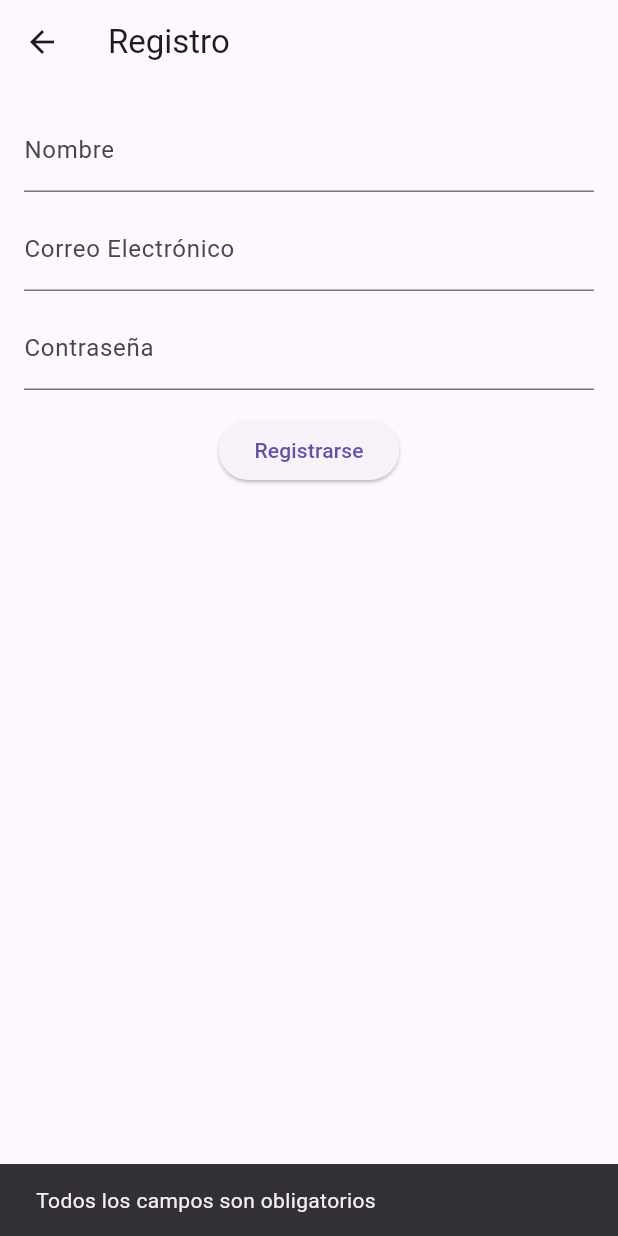
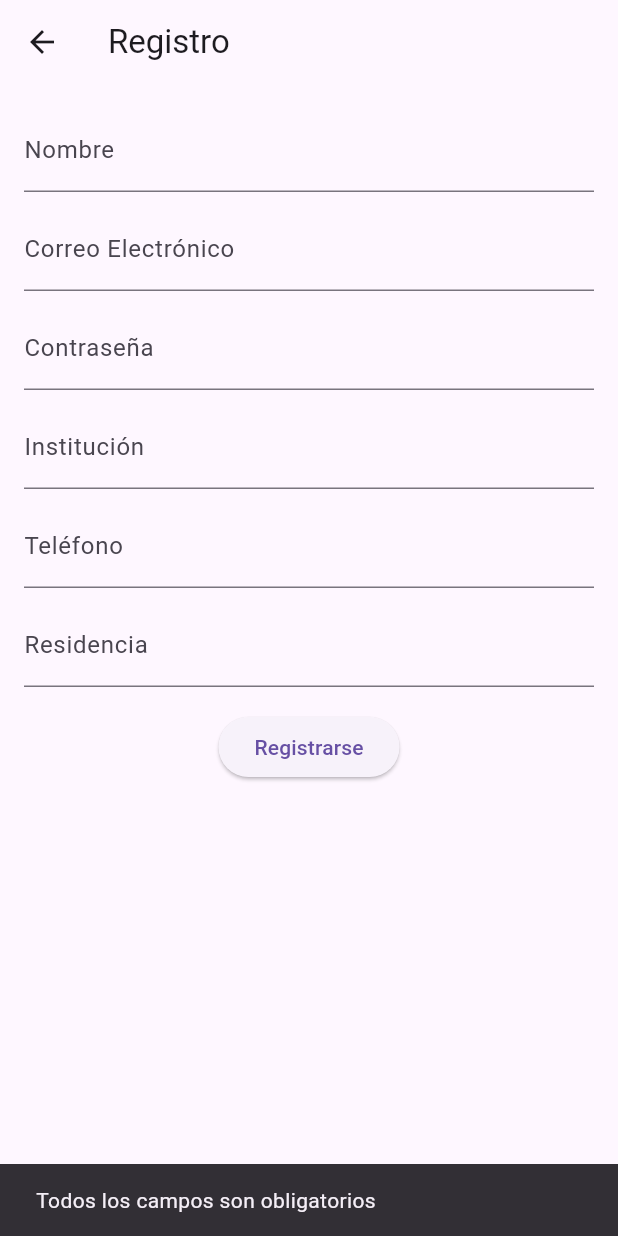
Before and after one commit to Frodomos1409/Directorios_flutter, a Flutter app: the RegisterScreen screen opened directly, after a tap on "Registrarse", on a phone screen of 412 x 824 dp. Run offline on Flutter 3.47's test engine with Material 3 defaults, Android fonts, the phone set to English and light mode, and no system bars.

Commit message:
No la caguen

```diff
--- a/lib/screens/register_screen.dart
+++ b/lib/screens/register_screen.dart
@@ -6,15 +6,26 @@ class RegisterScreen extends StatelessWidget {
   final TextEditingController nombreController = TextEditingController();
   final TextEditingController emailController = TextEditingController();
   final TextEditingController passwordController = TextEditingController();
+  final TextEditingController institutionController = TextEditingController();
+  final TextEditingController phoneController = TextEditingController();
+  final TextEditingController residenceController = TextEditingController();
 
   void _register(BuildContext context) async {
     final nombre = nombreController.text.trim();
     final email = emailController.text.trim();
-    final password = passwordController.text;
+    final password = passwordController.text.trim();
+    final institution = institutionController.text.trim();
+    final phone = phoneController.text.trim();
+    final residence = residenceController.text.trim();
 
-    if (nombre.isEmpty || email.isEmpty || password.isEmpty) {
+    if (nombre.isEmpty ||
+        email.isEmpty ||
+        password.isEmpty ||
+        institution.isEmpty ||
+        phone.isEmpty ||
+        residence.isEmpty) {
       ScaffoldMessenger.of(context).showSnackBar(
-        SnackBar(content: Text('Todos los campos son obligatorios')),
+        const SnackBar(content: Text('Todos los campos son obligatorios')),
       );
       return;
     }
@@ -24,12 +35,18 @@ class RegisterScreen extends StatelessWidget {
         'nombre': nombre,
         'email': email,
         'password': password,
+        'institution': institution,
+        'phone': phone,
+        'residence': residence,
       };
+
       final response = await apiService.createUser(userData);
       ScaffoldMessenger.of(context).showSnackBar(
         SnackBar(content: Text('Usuario registrado: ${response['message']}')),
       );
-      Navigator.pushNamed(context, '/login');
+
+      // Redirigir a la pantalla de bienvenida
+      Navigator.pushNamed(context, '/welcome');
     } catch (e) {
       ScaffoldMessenger.of(context).showSnackBar(
         SnackBar(content: Text('Error: $e')),
@@ -43,9 +60,10 @@ class RegisterScreen extends StatelessWidget {
       appBar: AppBar(
         title: const Text('Registro'),
       ),
-      body: Padding(
+      body: SingleChildScrollView(
         padding: const EdgeInsets.all(16.0),
         child: Column(
+          crossAxisAlignment: CrossAxisAlignment.start,
           children: [
             TextField(
               controller: nombreController,
@@ -63,10 +81,28 @@ class RegisterScreen extends StatelessWidget {
               decoration: const InputDecoration(labelText: 'Contraseña'),
               obscureText: true,
             ),
+            const SizedBox(height: 10),
+            TextField(
+              controller: institutionController,
+              decoration: const InputDecoration(labelText: 'Institución'),
+            ),
+            const SizedBox(height: 10),
+            TextField(
+              controller: phoneController,
+              decoration: const InputDecoration(labelText: 'Teléfono'),
+              keyboardType: TextInputType.phone,
+            ),
+            const SizedBox(height: 10),
+            TextField(
+              controller: residenceController,
+              decoration: const InputDecoration(labelText: 'Residencia'),
+            ),
             const SizedBox(height: 16),
-            ElevatedButton(
-              onPressed: () => _register(context),
-              child: const Text('Registrarse'),
+            Center(
+              child: ElevatedButton(
+                onPressed: () => _register(context),
+                child: const Text('Registrarse'),
+              ),
             ),
           ],
         ),
```
Also changed, not shown: lib/services/api_service.dart (+68 -61 lines).
